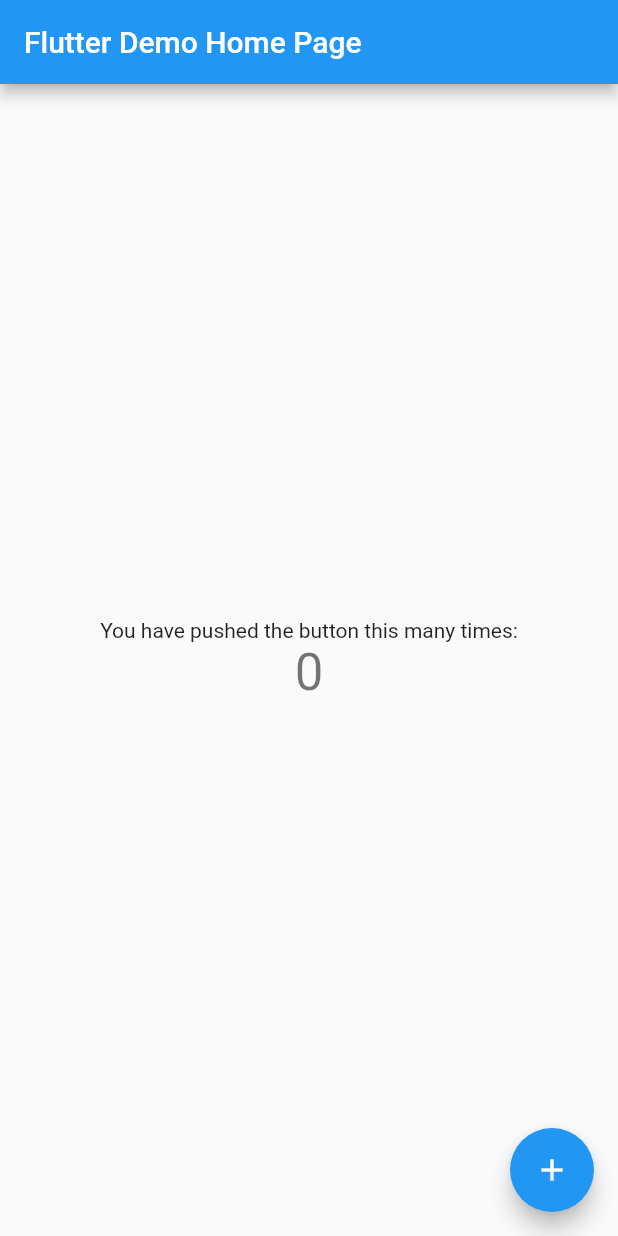
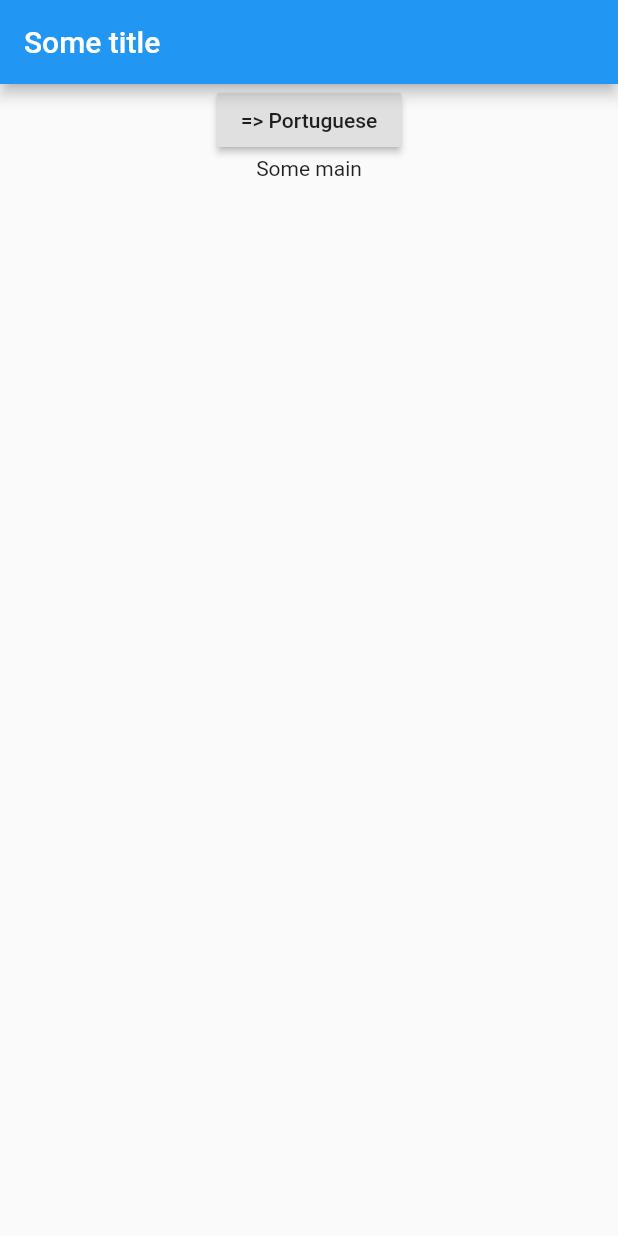
Before and after one commit to twumm/flutter_i18n_sample, a Flutter app: the screen it shows after launch, on a phone screen of 412 x 824 dp. Run offline on Flutter 3.47's test engine with Material 2 defaults, Android fonts, the phone set to English and light mode, and no system bars; our stand-ins replace shared_preferences.

Commit message:
feature: Complete translations setup

```diff
--- a/lib/main.dart
+++ b/lib/main.dart
@@ -1,111 +1,81 @@
 import 'package:flutter/material.dart';
+import 'package:flutter_localizations/flutter_localizations.dart';
+import 'allTranslations.dart';
 
-void main() => runApp(MyApp());
+void main() async {
+  // Initializes the translation module
+  await allTranslations.init();
 
-class MyApp extends StatelessWidget {
-  // This widget is the root of your application.
+  // start the application
+  runApp(MyApp());
+}
+
+class MyApp extends StatefulWidget {
+  @override
+  _MyAppState createState() => _MyAppState();
+}
+
+class _MyAppState extends State<MyApp> {
+  @override
+  void initState() {
+    super.initState();
+
+    // Initializes a callback should something need
+    // to be done when the language is changed
+    allTranslations.onLocaleChangedCallback = _onLocaleChanged;
+  }
+
+  // If there is anything special to do when the user changes the language
+  _onLocaleChanged() async {
+    // do anything you need to do if the language changes
+    print('Language has been changed to: ${allTranslations.currentLanguage}');
+  }
+
+  // Main initialization
   @override
   Widget build(BuildContext context) {
     return MaterialApp(
-      title: 'Flutter Demo',
-      theme: ThemeData(
-        // This is the theme of your application.
-        //
-        // Try running your application with "flutter run". You'll see the
-        // application has a blue toolbar. Then, without quitting the app, try
-        // changing the primarySwatch below to Colors.green and then invoke
-        // "hot reload" (press "r" in the console where you ran "flutter run",
-        // or simply save your changes to "hot reload" in a Flutter IDE).
-        // Notice that the counter didn't reset back to zero; the application
-        // is not restarted.
-        primarySwatch: Colors.blue,
-      ),
-      home: MyHomePage(title: 'Flutter Demo Home Page'),
+      localizationsDelegates: [
+        GlobalMaterialLocalizations.delegate,
+        GlobalWidgetsLocalizations.delegate,
+      ],
+      // Tells the system which languages are supported
+      supportedLocales: allTranslations.supportedLocales(),
+
+      home: HomePage(),
     );
   }
 }
 
-class MyHomePage extends StatefulWidget {
-  MyHomePage({Key key, this.title}) : super(key: key);
-
-  // This widget is the home page of your application. It is stateful, meaning
-  // that it has a State object (defined below) that contains fields that affect
-  // how it looks.
-
-  // This class is the configuration for the state. It holds the values (in this
-  // case the title) provided by the parent (in this case the App widget) and
-  // used by the build method of the State. Fields in a Widget subclass are
-  // always marked "final".
-
-  final String title;
-
+class HomePage extends StatefulWidget {
   @override
-  _MyHomePageState createState() => _MyHomePageState();
+  _HomePageState createState() => _HomePageState();
 }
 
-class _MyHomePageState extends State<MyHomePage> {
-  int _counter = 0;
-
-  void _incrementCounter() {
-    setState(() {
-      // This call to setState tells the Flutter framework that something has
-      // changed in this State, which causes it to rerun the build method below
-      // so that the display can reflect the updated values. If we changed
-      // _counter without calling setState(), then the build method would not be
-      // called again, and so nothing would appear to happen.
-      _counter++;
-    });
-  }
-
+class _HomePageState extends State<HomePage> {
   @override
   Widget build(BuildContext context) {
-    // This method is rerun every time setState is called, for instance as done
-    // by the _incrementCounter method above.
-    //
-    // The Flutter framework has been optimized to make rerunning build methods
-    // fast, so that you can just rebuild anything that needs updating rather
-    // than having to individually change instances of widgets.
+    final String language = allTranslations.currentLanguage;
+    final String buttonText = language == 'pt' ? '=> English' : '=> Portuguese';
+
     return Scaffold(
       appBar: AppBar(
-        // Here we take the value from the MyHomePage object that was created by
-        // the App.build method, and use it to set our appbar title.
-        title: Text(widget.title),
+        title: Text(allTranslations.text('title')),
       ),
-      body: Center(
-        // Center is a layout widget. It takes a single child and positions it
-        // in the middle of the parent.
-        child: Column(
-          // Column is also layout widget. It takes a list of children and
-          // arranges them vertically. By default, it sizes itself to fit its
-          // children horizontally, and tries to be as tall as its parent.
-          //
-          // Invoke "debug painting" (press "p" in the console, choose the
-          // "Toggle Debug Paint" action from the Flutter Inspector in Android
-          // Studio, or the "Toggle Debug Paint" command in Visual Studio Code)
-          // to see the wireframe for each widget.
-          //
-          // Column has various properties to control how it sizes itself and
-          // how it positions its children. Here we use mainAxisAlignment to
-          // center the children vertically; the main axis here is the vertical
-          // axis because Columns are vertical (the cross axis would be
-          // horizontal).
-          mainAxisAlignment: MainAxisAlignment.center,
-          children: <Widget>[
-            Text(
-              'You have pushed the button this many times:',
-            ),
-            Text(
-              '$_counter',
-              style: Theme.of(context).textTheme.display1,
-            ),
-          ],
-        ),
-      ),
-      floatingActionButton: FloatingActionButton(
-        onPressed: _incrementCounter,
-        tooltip: 'Increment',
-        child: Icon(Icons.add),
-      ), // This trailing comma makes auto-formatting nicer for build methods.
+      body: Container(
+          width: double.infinity,
+          child: Column(
+            children: <Widget>[
+              RaisedButton(
+                child: Text(buttonText),
+                onPressed: () async {
+                  await allTranslations.setNewLanguage(language == 'pt' ? 'en' : 'pt');
+                  setState(() {});
+                },
+              ),
+              Text(allTranslations.text('main_body')),
+            ],
+          )),
     );
   }
 }
--- a/locale/i18n_en.json
+++ b/locale/i18n_en.json
@@ -0,0 +1,4 @@
+{
+  "title": "Some title",
+  "main_body": "Some main"
+}
--- a/locale/i18n_pt.json
+++ b/locale/i18n_pt.json
@@ -0,0 +1,4 @@
+{
+  "title": "Some title in portuguese",
+  "main_body": "Some main in portuguese"
+}
--- a/pubspec.yaml
+++ b/pubspec.yaml
@@ -46,7 +46,7 @@ flutter:
   # To add assets to your application, add an assets section, like this:
   assets:
     - locale/i18n_en.json
-    - locale/i18n_fr.json
+    - locale/i18n_pt.json
   #  - images/a_dot_burr.jpeg
   #  - images/a_dot_ham.jpeg
 
```
Also changed, not shown: lib/allTranslations.dart (+55 -4 lines).
